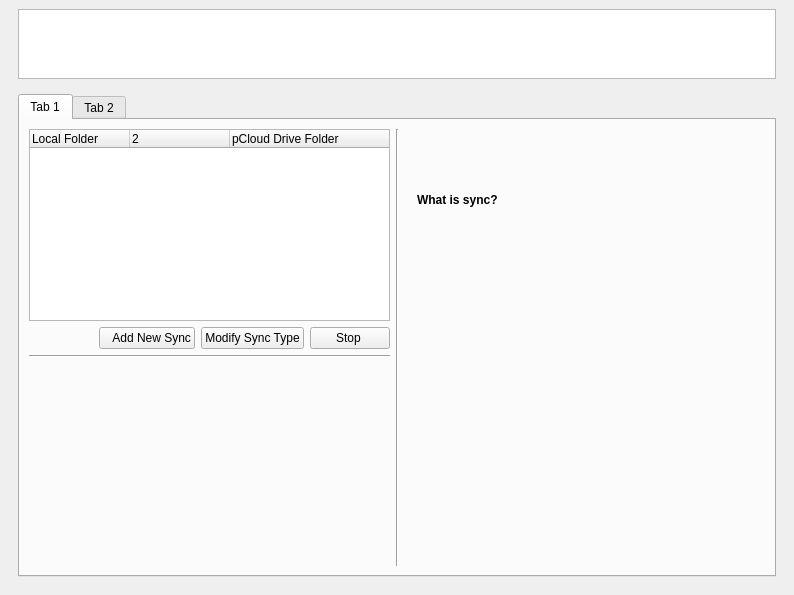
This is pcloudwindow.ui in pcloudcom/psyncgui as Qt 5 draws it before an edit. The edited form follows.
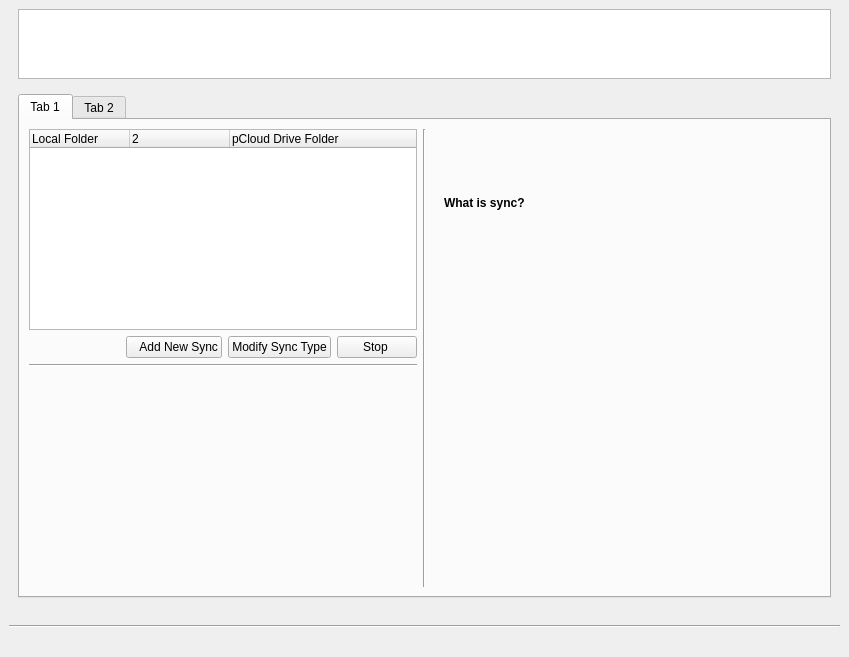
This is the edited form. The open tabs and pages were chosen to show the change. Icons and pictures are not drawn.

Commit message: SLX-236 | new design - ui forms

The edit to the form file:
```diff
--- a/pcloudwindow.ui
+++ b/pcloudwindow.ui
@@ -6,8 +6,8 @@
    <rect>
     <x>0</x>
     <y>0</y>
-    <width>794</width>
-    <height>595</height>
+    <width>849</width>
+    <height>657</height>
    </rect>
   </property>
   <property name="windowTitle">
@@ -424,20 +424,6 @@
                   </property>
                  </widget>
                 </item>
-                <item>
-                 <widget class="QLabel" name="label_dwnld">
-                  <property name="text">
-                   <string/>
-                  </property>
-                 </widget>
-                </item>
-                <item>
-                 <widget class="QLabel" name="label_upld">
-                  <property name="text">
-                   <string/>
-                  </property>
-                 </widget>
-                </item>
                 <item>
                  <spacer name="verticalSpacer_3">
                   <property name="orientation">
@@ -2029,6 +2015,99 @@
       </widget>
      </widget>
     </item>
+    <item>
+     <layout class="QVBoxLayout" name="verticalLayout_2">
+      <property name="spacing">
+       <number>0</number>
+      </property>
+      <property name="topMargin">
+       <number>12</number>
+      </property>
+      <item>
+       <widget class="Line" name="line_10">
+        <property name="orientation">
+         <enum>Qt::Horizontal</enum>
+        </property>
+       </widget>
+      </item>
+      <item>
+       <layout class="QHBoxLayout" name="horizontalLayout_30" stretch="1,1">
+        <property name="leftMargin">
+         <number>9</number>
+        </property>
+        <property name="topMargin">
+         <number>6</number>
+        </property>
+        <property name="rightMargin">
+         <number>9</number>
+        </property>
+        <item>
+         <layout class="QHBoxLayout" name="horizontalLayout_19">
+          <property name="spacing">
+           <number>0</number>
+          </property>
+          <item>
+           <widget class="QLabel" name="label_dwldpic">
+            <property name="maximumSize">
+             <size>
+              <width>20</width>
+              <height>16777215</height>
+             </size>
+            </property>
+            <property name="text">
+             <string/>
+            </property>
+            <property name="pixmap">
+             <pixmap resource="Resources.qrc">:/16x16/images/16x16/status_downld.png</pixmap>
+            </property>
+            <property name="scaledContents">
+             <bool>false</bool>
+            </property>
+           </widget>
+          </item>
+          <item>
+           <widget class="QLabel" name="label_dwnld">
+            <property name="text">
+             <string/>
+            </property>
+           </widget>
+          </item>
+         </layout>
+        </item>
+        <item>
+         <layout class="QHBoxLayout" name="horizontalLayout_15">
+          <property name="spacing">
+           <number>0</number>
+          </property>
+          <item>
+           <widget class="QLabel" name="label_upldpic">
+            <property name="maximumSize">
+             <size>
+              <width>20</width>
+              <height>16777215</height>
+             </size>
+            </property>
+            <property name="text">
+             <string/>
+            </property>
+            <property name="pixmap">
+             <pixmap resource="Resources.qrc">:/16x16/images/16x16/status_upld.png</pixmap>
+            </property>
+           </widget>
+          </item>
+          <item>
+           <widget class="QLabel" name="label_upld">
+            <property name="text">
+             <string/>
+            </property>
+           </widget>
+          </item>
+         </layout>
+        </item>
+       </layout>
+      </item>
+     </layout>
+    </item>
    </layout>
   </widget>
   <widget class="QMenuBar" name="menubar">
```
Left out of the diff: 6 changed lines with no effect on the pictures. The commit also changes 6 other files.
